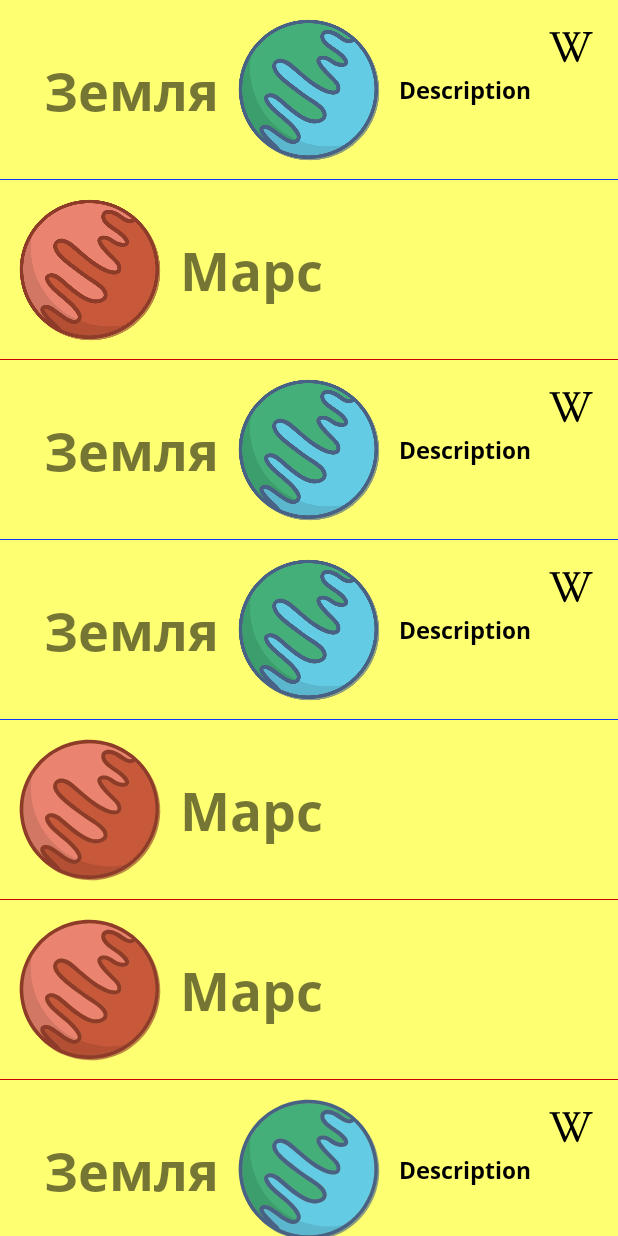
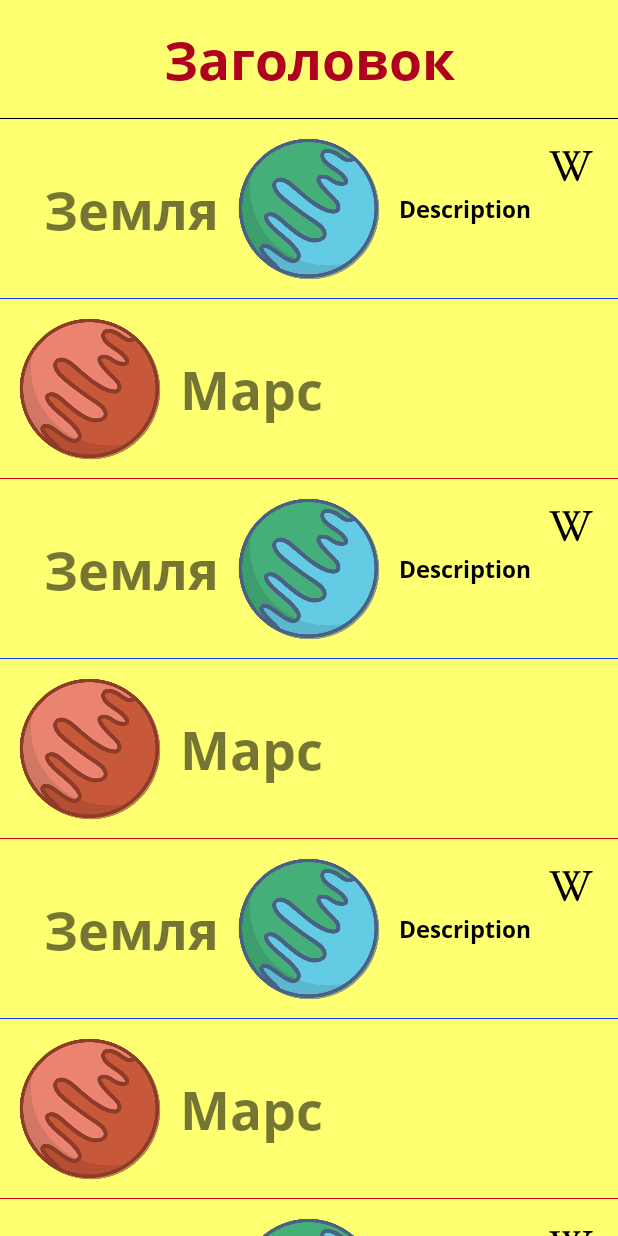
Before and after one commit to ip-droid/PiK4A, an Android app: the RecyclerActivity screen opened directly, with no data from a screen before it, on a phone screen of 412 x 824 dp. Run offline under Robolectric (Android 15) with nearby library versions, the phone set to English and light mode, and no system bars.

Commit message:
Создал третий тип заголовка TYPE_HEADER

```diff
--- a/app/src/main/java/com/google/pik4a/recycler/RecyclerActivity.kt
+++ b/app/src/main/java/com/google/pik4a/recycler/RecyclerActivity.kt
@@ -11,21 +11,19 @@ class RecyclerActivity : AppCompatActivity() {
         super.onCreate(savedInstanceState)
         binding = ActivityRecyclerBinding.inflate(layoutInflater)
         setContentView(binding.root)
-
-        val data = listOf(
-            Data("Earth"),
-            Data("Mars", ""),
-            Data("Earth"),
-            Data("Earth"),
-            Data("Mars", ""),
-            Data("Mars", ""),
-            Data("Earth"),
-            Data("Mars", "")
-        )
+        val data:MutableList<Data> = ArrayList()
+        repeat(10){
+            if(it%2==0){
+                data.add(Data("Earth"))
+            }else{
+                data.add(Data("Mars",""))
+            }
+        }
+        data.add(0,Data("Header"))
         binding.recyclerView.adapter = RecyclerActivityAdapter(
             object : OnListItemClickListener {
                 override fun onItemClick(data: Data) {
-                    Toast.makeText(this@RecyclerActivity,data.someText, Toast.LENGTH_SHORT).show()
+                    Toast.makeText(this@RecyclerActivity,data.someText,Toast.LENGTH_SHORT).show()
                 }
             }, data)
     }
--- a/app/src/main/java/com/google/pik4a/recycler/RecyclerActivityAdapter.kt
+++ b/app/src/main/java/com/google/pik4a/recycler/RecyclerActivityAdapter.kt
@@ -5,6 +5,7 @@ import android.view.View
 import android.view.ViewGroup
 import androidx.recyclerview.widget.RecyclerView
 import com.google.pik4a.databinding.ActivityRecyclerItemEarthBinding
+import com.google.pik4a.databinding.ActivityRecyclerItemHeaderBinding
 import com.google.pik4a.databinding.ActivityRecyclerItemMarsBinding
 
 class RecyclerActivityAdapter(
@@ -25,14 +26,15 @@ class RecyclerActivityAdapter(
                 MarsViewHolder(binding.root)
             }
             else -> {
-                val binding: ActivityRecyclerItemMarsBinding =
-                    ActivityRecyclerItemMarsBinding.inflate(LayoutInflater.from(parent.context),parent,false)
-                MarsViewHolder(binding.root)
+                val binding: ActivityRecyclerItemHeaderBinding =
+                    ActivityRecyclerItemHeaderBinding.inflate(LayoutInflater.from(parent.context),parent,false)
+                HeaderViewHolder(binding.root)
             }
         }
     }
 
     override fun getItemViewType(position: Int): Int {
+        if(position==0) return TYPE_HEADER
         return if(data[position].someDescription.isNullOrBlank()) TYPE_MARS else TYPE_EARTH
     }
 
@@ -44,6 +46,9 @@ class RecyclerActivityAdapter(
             TYPE_MARS->{
                 (holder as MarsViewHolder).bind(data[position])
             }
+            TYPE_HEADER->{
+                (holder as HeaderViewHolder).bind(data[position])
+            }
         }
     }
 
@@ -51,7 +56,7 @@ class RecyclerActivityAdapter(
         return data.size
     }
 
-    inner class EarthViewHolder(view: View): RecyclerView.ViewHolder(view){
+    inner class EarthViewHolder(view: View):RecyclerView.ViewHolder(view){
         fun bind(data: Data){
             ActivityRecyclerItemEarthBinding.bind(itemView).apply {
                 descriptionTextView.text = data.someDescription
@@ -62,7 +67,7 @@ class RecyclerActivityAdapter(
         }
     }
 
-    inner class MarsViewHolder(view: View): RecyclerView.ViewHolder(view){
+    inner class MarsViewHolder(view: View):RecyclerView.ViewHolder(view){
         fun bind(data: Data){
             // было itemView.findViewById<ImageView>(R.id.marsImageView).setOnClickListener {  }
             ActivityRecyclerItemMarsBinding.bind(itemView).apply {
@@ -73,9 +78,21 @@ class RecyclerActivityAdapter(
         }
     }
 
+    inner class HeaderViewHolder(view: View):RecyclerView.ViewHolder(view){
+        fun bind(data: Data){
+            // было itemView.findViewById<ImageView>(R.id.marsImageView).setOnClickListener {  }
+            ActivityRecyclerItemHeaderBinding.bind(itemView).apply {
+                root.setOnClickListener {
+                    onListItemClickListener.onItemClick(data)
+                }
+            }
+        }
+    }
+
     companion object{
         private const val TYPE_EARTH=0
         private const val TYPE_MARS=1
+        private const val TYPE_HEADER=2
     }
 
 
--- /dev/null
+++ b/app/src/main/res/layout/activity_recycler_item_header.xml
@@ -0,0 +1,25 @@
+<?xml version="1.0" encoding="utf-8"?>
+<androidx.constraintlayout.widget.ConstraintLayout xmlns:android="http://schemas.android.com/apk/res/android"
+    xmlns:app="http://schemas.android.com/apk/res-auto"
+    android:layout_width="match_parent"
+    android:layout_height="wrap_content">
+
+    <androidx.appcompat.widget.AppCompatTextView
+        android:id="@+id/header"
+        android:layout_width="wrap_content"
+        android:layout_height="wrap_content"
+        android:padding="15dp"
+        android:text="Заголовок"
+        android:textColor="@color/design_default_color_error"
+        android:textSize="35sp"
+        app:layout_constraintEnd_toEndOf="parent"
+        app:layout_constraintStart_toStartOf="parent"
+        app:layout_constraintTop_toTopOf="parent" />
+
+    <View
+        android:layout_width="match_parent"
+        android:layout_height="1px"
+        android:background="#000"
+        app:layout_constraintBottom_toBottomOf="@+id/header"
+        app:layout_constraintStart_toStartOf="parent" />
+</androidx.constraintlayout.widget.ConstraintLayout>
```
